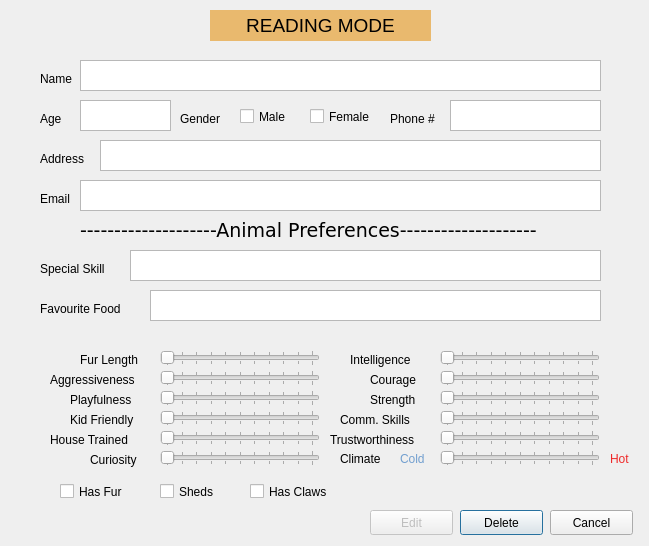
Qt form viewclientwindow.ui (DevonHope/Animal-Shelter-Registry-System) before a commit.
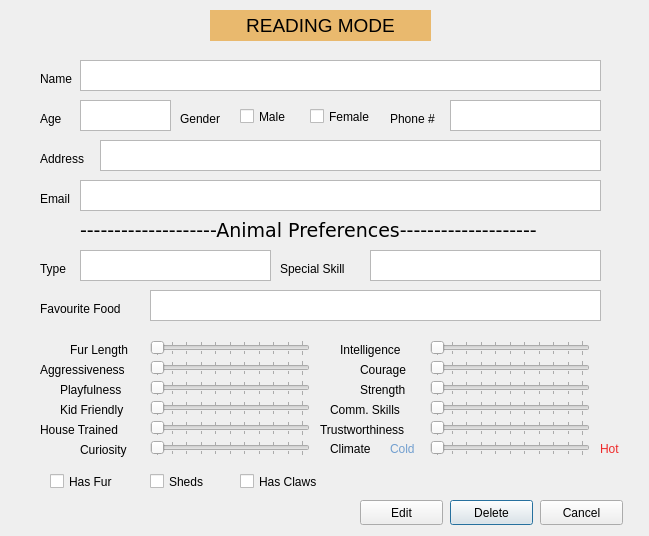
The same form after that commit.

Commit message: (forgot to commit these two files, see last commit message for what this is for)

Diff of the .ui file:
```diff
--- a/viewclientwindow.ui
+++ b/viewclientwindow.ui
@@ -7,7 +7,7 @@
     <x>0</x>
     <y>0</y>
     <width>649</width>
-    <height>546</height>
+    <height>536</height>
    </rect>
   </property>
   <property name="windowTitle">
@@ -42,8 +42,8 @@
   <widget class="QPushButton" name="deleteButton">
    <property name="geometry">
     <rect>
-     <x>460</x>
-     <y>510</y>
+     <x>450</x>
+     <y>500</y>
      <width>83</width>
      <height>25</height>
     </rect>
@@ -208,7 +208,7 @@
    </property>
    <property name="geometry">
     <rect>
-     <x>40</x>
+     <x>280</x>
      <y>260</y>
      <width>81</width>
      <height>17</height>
@@ -224,8 +224,8 @@
    </property>
    <property name="geometry">
     <rect>
-     <x>70</x>
-     <y>410</y>
+     <x>60</x>
+     <y>400</y>
      <width>81</width>
      <height>20</height>
     </rect>
@@ -240,8 +240,8 @@
    </property>
    <property name="geometry">
     <rect>
-     <x>160</x>
-     <y>450</y>
+     <x>150</x>
+     <y>440</y>
      <width>160</width>
      <height>16</height>
     </rect>
@@ -271,8 +271,8 @@
    </property>
    <property name="geometry">
     <rect>
-     <x>440</x>
-     <y>350</y>
+     <x>430</x>
+     <y>340</y>
      <width>160</width>
      <height>16</height>
     </rect>
@@ -299,8 +299,8 @@
   <widget class="QCheckBox" name="furCheck">
    <property name="geometry">
     <rect>
-     <x>60</x>
-     <y>480</y>
+     <x>50</x>
+     <y>470</y>
      <width>90</width>
      <height>23</height>
     </rect>
@@ -315,8 +315,8 @@
    </property>
    <property name="geometry">
     <rect>
-     <x>70</x>
-     <y>390</y>
+     <x>60</x>
+     <y>380</y>
      <width>91</width>
      <height>20</height>
     </rect>
@@ -331,9 +331,9 @@
    </property>
    <property name="geometry">
     <rect>
-     <x>130</x>
+     <x>370</x>
      <y>250</y>
-     <width>471</width>
+     <width>231</width>
      <height>31</height>
     </rect>
    </property>
@@ -344,8 +344,8 @@
    </property>
    <property name="geometry">
     <rect>
-     <x>50</x>
-     <y>370</y>
+     <x>40</x>
+     <y>360</y>
      <width>101</width>
      <height>20</height>
     </rect>
@@ -360,8 +360,8 @@
    </property>
    <property name="geometry">
     <rect>
-     <x>440</x>
-     <y>390</y>
+     <x>430</x>
+     <y>380</y>
      <width>160</width>
      <height>16</height>
     </rect>
@@ -407,8 +407,8 @@
   <widget class="QLabel" name="label_23">
    <property name="geometry">
     <rect>
-     <x>400</x>
-     <y>450</y>
+     <x>390</x>
+     <y>440</y>
      <width>31</width>
      <height>17</height>
     </rect>
@@ -426,8 +426,8 @@
    </property>
    <property name="geometry">
     <rect>
-     <x>160</x>
-     <y>430</y>
+     <x>150</x>
+     <y>420</y>
      <width>160</width>
      <height>16</height>
     </rect>
@@ -470,8 +470,8 @@
    </property>
    <property name="geometry">
     <rect>
-     <x>160</x>
-     <y>370</y>
+     <x>150</x>
+     <y>360</y>
      <width>160</width>
      <height>16</height>
     </rect>
@@ -501,8 +501,8 @@
    </property>
    <property name="geometry">
     <rect>
-     <x>440</x>
-     <y>370</y>
+     <x>430</x>
+     <y>360</y>
      <width>160</width>
      <height>16</height>
     </rect>
@@ -532,8 +532,8 @@
    </property>
    <property name="geometry">
     <rect>
-     <x>370</x>
-     <y>390</y>
+     <x>360</x>
+     <y>380</y>
      <width>81</width>
      <height>20</height>
     </rect>
@@ -548,8 +548,8 @@
    </property>
    <property name="geometry">
     <rect>
-     <x>90</x>
-     <y>450</y>
+     <x>80</x>
+     <y>440</y>
      <width>71</width>
      <height>20</height>
     </rect>
@@ -561,8 +561,8 @@
   <widget class="QLabel" name="label_8">
    <property name="geometry">
     <rect>
-     <x>340</x>
-     <y>450</y>
+     <x>330</x>
+     <y>440</y>
      <width>51</width>
      <height>17</height>
     </rect>
@@ -577,8 +577,8 @@
    </property>
    <property name="geometry">
     <rect>
-     <x>160</x>
-     <y>350</y>
+     <x>150</x>
+     <y>340</y>
      <width>160</width>
      <height>16</height>
     </rect>
@@ -608,8 +608,8 @@
    </property>
    <property name="geometry">
     <rect>
-     <x>440</x>
-     <y>430</y>
+     <x>430</x>
+     <y>420</y>
      <width>160</width>
      <height>16</height>
     </rect>
@@ -639,8 +639,8 @@
    </property>
    <property name="geometry">
     <rect>
-     <x>160</x>
-     <y>410</y>
+     <x>150</x>
+     <y>400</y>
      <width>160</width>
      <height>16</height>
     </rect>
@@ -670,8 +670,8 @@
    </property>
    <property name="geometry">
     <rect>
-     <x>160</x>
-     <y>390</y>
+     <x>150</x>
+     <y>380</y>
      <width>160</width>
      <height>16</height>
     </rect>
@@ -717,8 +717,8 @@
    </property>
    <property name="geometry">
     <rect>
-     <x>80</x>
-     <y>350</y>
+     <x>70</x>
+     <y>340</y>
      <width>71</width>
      <height>20</height>
     </rect>
@@ -733,8 +733,8 @@
    </property>
    <property name="geometry">
     <rect>
-     <x>440</x>
-     <y>410</y>
+     <x>430</x>
+     <y>400</y>
      <width>160</width>
      <height>16</height>
     </rect>
@@ -764,8 +764,8 @@
    </property>
    <property name="geometry">
     <rect>
-     <x>340</x>
-     <y>410</y>
+     <x>330</x>
+     <y>400</y>
      <width>141</width>
      <height>20</height>
     </rect>
@@ -780,8 +780,8 @@
    </property>
    <property name="geometry">
     <rect>
-     <x>370</x>
-     <y>370</y>
+     <x>360</x>
+     <y>360</y>
      <width>81</width>
      <height>20</height>
     </rect>
@@ -793,8 +793,8 @@
   <widget class="QCheckBox" name="clawsCheck">
    <property name="geometry">
     <rect>
-     <x>250</x>
-     <y>480</y>
+     <x>240</x>
+     <y>470</y>
      <width>90</width>
      <height>23</height>
     </rect>
@@ -806,8 +806,8 @@
   <widget class="QCheckBox" name="shedsCheck">
    <property name="geometry">
     <rect>
-     <x>160</x>
-     <y>480</y>
+     <x>150</x>
+     <y>470</y>
      <width>90</width>
      <height>23</height>
     </rect>
@@ -822,8 +822,8 @@
    </property>
    <property name="geometry">
     <rect>
-     <x>440</x>
-     <y>450</y>
+     <x>430</x>
+     <y>440</y>
      <width>160</width>
      <height>16</height>
     </rect>
@@ -853,8 +853,8 @@
    </property>
    <property name="geometry">
     <rect>
-     <x>350</x>
-     <y>350</y>
+     <x>340</x>
+     <y>340</y>
      <width>81</width>
      <height>20</height>
     </rect>
@@ -869,8 +869,8 @@
    </property>
    <property name="geometry">
     <rect>
-     <x>50</x>
-     <y>430</y>
+     <x>40</x>
+     <y>420</y>
      <width>101</width>
      <height>20</height>
     </rect>
@@ -885,8 +885,8 @@
    </property>
    <property name="geometry">
     <rect>
-     <x>330</x>
-     <y>430</y>
+     <x>320</x>
+     <y>420</y>
      <width>111</width>
      <height>20</height>
     </rect>
@@ -898,8 +898,8 @@
   <widget class="QLabel" name="label_24">
    <property name="geometry">
     <rect>
-     <x>610</x>
-     <y>450</y>
+     <x>600</x>
+     <y>440</y>
      <width>31</width>
      <height>17</height>
     </rect>
@@ -914,8 +914,8 @@
   <widget class="QPushButton" name="cancelButton">
    <property name="geometry">
     <rect>
-     <x>550</x>
-     <y>510</y>
+     <x>540</x>
+     <y>500</y>
      <width>83</width>
      <height>25</height>
     </rect>
@@ -926,12 +926,12 @@
   </widget>
   <widget class="QPushButton" name="editButton">
    <property name="enabled">
-    <bool>false</bool>
+    <bool>true</bool>
    </property>
    <property name="geometry">
     <rect>
-     <x>370</x>
-     <y>510</y>
+     <x>360</x>
+     <y>500</y>
      <width>83</width>
      <height>25</height>
     </rect>
@@ -940,6 +940,29 @@
     <string>Edit</string>
    </property>
   </widget>
+  <widget class="QLabel" name="label_25">
+   <property name="geometry">
+    <rect>
+     <x>40</x>
+     <y>260</y>
+     <width>64</width>
+     <height>17</height>
+    </rect>
+   </property>
+   <property name="text">
+    <string>Type</string>
+   </property>
+  </widget>
+  <widget class="QPlainTextEdit" name="typeText">
+   <property name="geometry">
+    <rect>
+     <x>80</x>
+     <y>250</y>
+     <width>191</width>
+     <height>31</height>
+    </rect>
+   </property>
+  </widget>
  </widget>
  <resources/>
  <connections/>
```
The commit also changes 1 other file.
